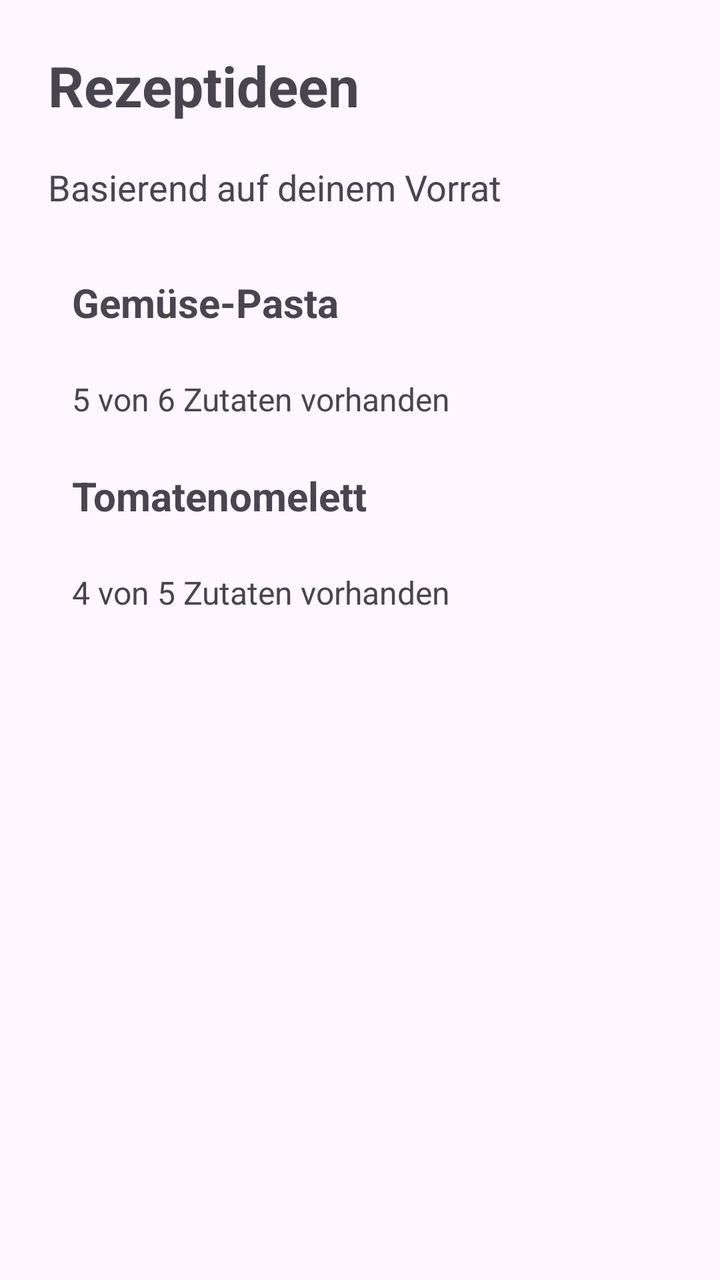
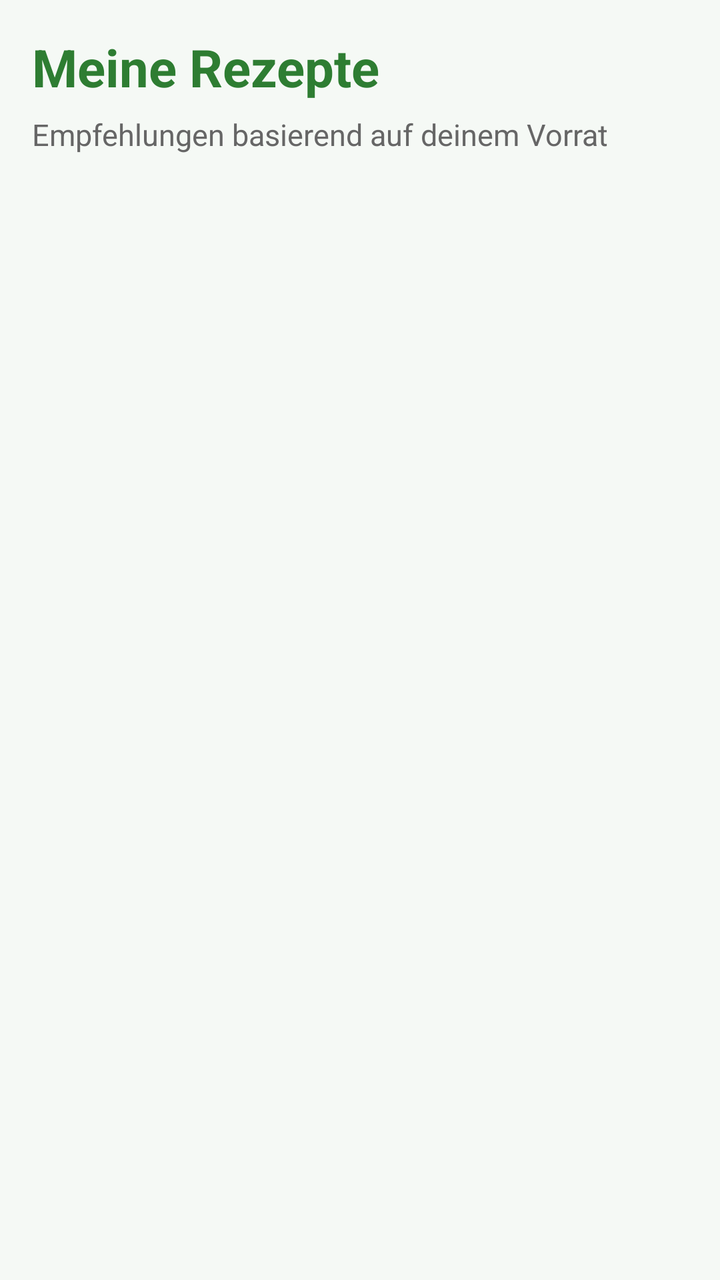

The first picture is an Android layout as it rendered before a commit; the second is the same layout after the commit. The layout source and the unified diff follow.
<!-- AndroidManifest.xml: application theme Theme.FoodLoop -->
<!-- res/layout/fragment_recipes.xml -->
<?xml version="1.0" encoding="utf-8"?>
<LinearLayout
    xmlns:android="http://schemas.android.com/apk/res/android"
    android:layout_width="match_parent"
    android:layout_height="match_parent"
    android:orientation="vertical"
    android:padding="24dp">

    <TextView
        android:layout_width="match_parent"
        android:layout_height="wrap_content"
        android:text="Rezeptideen"
        android:textSize="28sp"
        android:textStyle="bold"
        android:layout_marginBottom="20dp"/>

    <TextView
        android:layout_width="match_parent"
        android:layout_height="wrap_content"
        android:text="Basierend auf deinem Vorrat"
        android:textSize="18sp"
        android:layout_marginBottom="20dp"/>

    <TextView
        android:layout_width="match_parent"
        android:layout_height="wrap_content"
        android:text="Gemüse-Pasta"
        android:textSize="20sp"
        android:textStyle="bold"
        android:padding="12dp"/>

    <TextView
        android:layout_width="match_parent"
        android:layout_height="wrap_content"
        android:text="5 von 6 Zutaten vorhanden"
        android:textSize="16sp"
        android:padding="12dp"/>

    <TextView
        android:layout_width="match_parent"
        android:layout_height="wrap_content"
        android:text="Tomatenomelett"
        android:textSize="20sp"
        android:textStyle="bold"
        android:padding="12dp"/>

    <TextView
        android:layout_width="match_parent"
        android:layout_height="wrap_content"
        android:text="4 von 5 Zutaten vorhanden"
        android:textSize="16sp"
        android:padding="12dp"/>

</LinearLayout>
<!-- resources referenced by this layout -->
<resources>
  <style name="Theme.FoodLoop" parent="Base.Theme.FoodLoop" />
  <style name="Base.Theme.FoodLoop" parent="Theme.Material3.DayNight.NoActionBar">
          
          
      </style>
</resources>

<!-- the commit's change to res/layout/fragment_recipes.xml (unified diff, before → after) -->
@@ -4,51 +4,37 @@
     android:layout_width="match_parent"
     android:layout_height="match_parent"
     android:orientation="vertical"
-    android:padding="24dp">
+    android:background="#F5F9F5"
+    android:padding="16dp">
 
     <TextView
         android:layout_width="match_parent"
         android:layout_height="wrap_content"
-        android:text="Rezeptideen"
-        android:textSize="28sp"
+        android:text="Meine Rezepte"
+        android:textSize="26sp"
         android:textStyle="bold"
-        android:layout_marginBottom="20dp"/>
+        android:textColor="#2E7D32" />
 
     <TextView
         android:layout_width="match_parent"
         android:layout_height="wrap_content"
-        android:text="Basierend auf deinem Vorrat"
-        android:textSize="18sp"
-        android:layout_marginBottom="20dp"/>
+        android:text="Empfehlungen basierend auf deinem Vorrat"
+        android:textSize="15sp"
+        android:textColor="#666666"
+        android:layout_marginTop="6dp"
+        android:layout_marginBottom="16dp" />
 
-    <TextView
+    <ScrollView
         android:layout_width="match_parent"
-        android:layout_height="wrap_content"
-        android:text="Gemüse-Pasta"
-        android:textSize="20sp"
-        android:textStyle="bold"
-        android:padding="12dp"/>
+        android:layout_height="0dp"
+        android:layout_weight="1">
 
-    <TextView
-        android:layout_width="match_parent"
-        android:layout_height="wrap_content"
-        android:text="5 von 6 Zutaten vorhanden"
-        android:textSize="16sp"
-        android:padding="12dp"/>
+        <LinearLayout
+            android:id="@+id/recipe_list"
+            android:layout_width="match_parent"
+            android:layout_height="wrap_content"
+            android:orientation="vertical" />
 
-    <TextView
-        android:layout_width="match_parent"
-        android:layout_height="wrap_content"
-        android:text="Tomatenomelett"
-        android:textSize="20sp"
-        android:textStyle="bold"
-        android:padding="12dp"/>
-
-    <TextView
-        android:layout_width="match_parent"
-        android:layout_height="wrap_content"
-        android:text="4 von 5 Zutaten vorhanden"
-        android:textSize="16sp"
-        android:padding="12dp"/>
+    </ScrollView>
 
 </LinearLayout>
